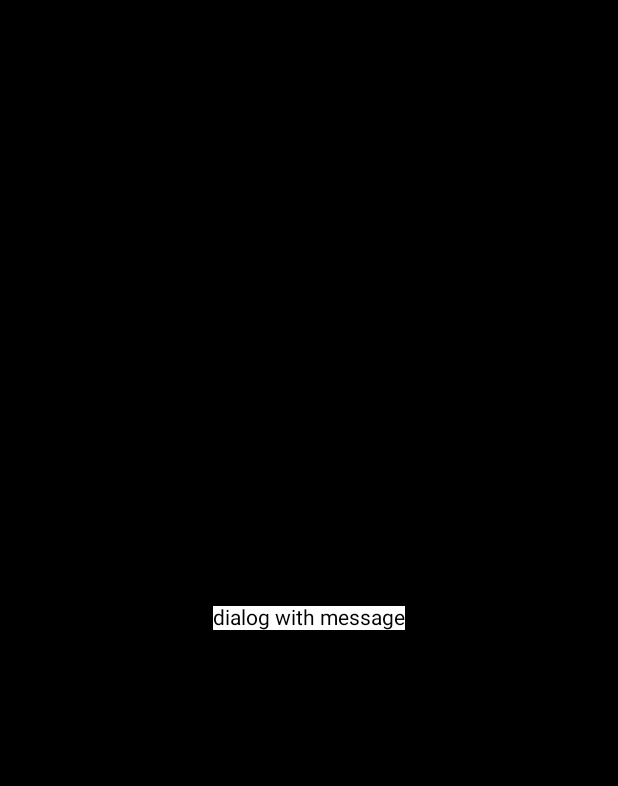
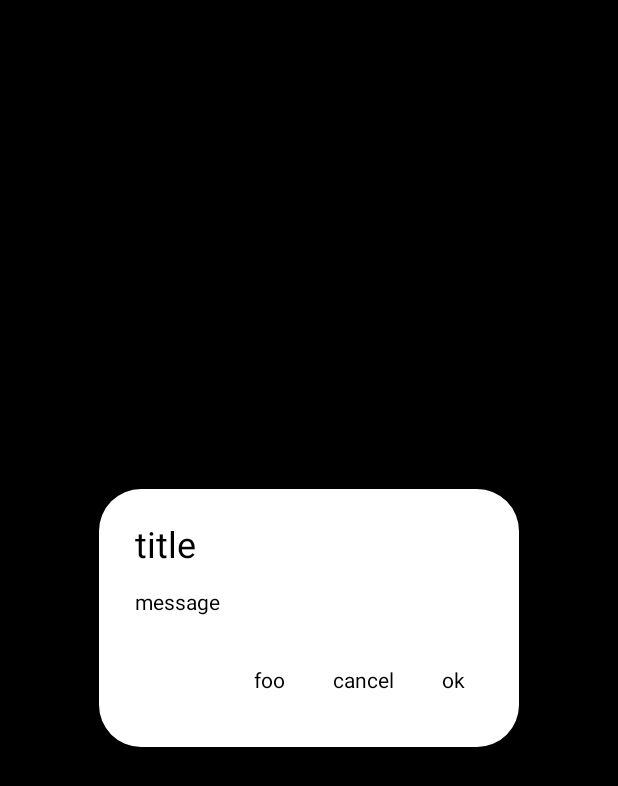
Before and after one commit to StanleyProjects/ComposeDialogs, an Android app built with Jetpack Compose: the MainActivity screen opened directly, with no data from a screen before it, after a tap on "open dialog", on a phone screen of 412 x 824 dp. Shown: the top 786 px of the screen. Run offline under Robolectric (Android 15) with nearby library versions, the phone set to English and light mode, and no system bars.

Commit message:
dialog style

```diff
--- a/app/src/main/kotlin/sp/sample/dialogs/MainActivity.kt
+++ b/app/src/main/kotlin/sp/sample/dialogs/MainActivity.kt
@@ -7,10 +7,13 @@ import androidx.compose.foundation.background
 import androidx.compose.foundation.clickable
 import androidx.compose.foundation.layout.Box
 import androidx.compose.foundation.layout.Column
+import androidx.compose.foundation.layout.defaultMinSize
 import androidx.compose.foundation.layout.fillMaxSize
 import androidx.compose.foundation.layout.fillMaxWidth
 import androidx.compose.foundation.layout.height
+import androidx.compose.foundation.layout.padding
 import androidx.compose.foundation.layout.wrapContentHeight
+import androidx.compose.foundation.shape.RoundedCornerShape
 import androidx.compose.foundation.text.BasicText
 import androidx.compose.runtime.getValue
 import androidx.compose.runtime.mutableStateOf
@@ -18,11 +21,13 @@ import androidx.compose.runtime.remember
 import androidx.compose.runtime.setValue
 import androidx.compose.ui.Alignment
 import androidx.compose.ui.Modifier
+import androidx.compose.ui.draw.clip
 import androidx.compose.ui.graphics.Color
 import androidx.compose.ui.platform.LocalContext
 import androidx.compose.ui.text.TextStyle
 import androidx.compose.ui.text.style.TextAlign
 import androidx.compose.ui.unit.dp
+import androidx.compose.ui.unit.sp
 import sp.ax.jc.dialogs.Dialog
 
 internal class MainActivity : AppCompatActivity() {
@@ -57,11 +62,60 @@ internal class MainActivity : AppCompatActivity() {
                     )
                     if (dialog) {
                         Dialog(
-                            modifier = Modifier.background(Color.White),
+                            modifier = Modifier
+                                .defaultMinSize(280.dp)
+                                .background(
+                                    color = Color.White,
+                                    shape = RoundedCornerShape(28.dp),
+                                )
+                                .padding(24.dp),
                             onDismissRequest = {
                                 dialog = false
                             },
-                            message = "dialog with message",
+                            title = Dialog.Text(
+                                modifier = Modifier
+                                    .padding(bottom = 16.dp),
+                                value = "title",
+                                style = TextStyle(fontSize = 24.sp),
+                            ),
+                            message = Dialog.Text(
+                                modifier = Modifier
+                                    .padding(bottom = 24.dp),
+                                value = "message",
+                                style = TextStyle(fontSize = 14.sp),
+                            ),
+                            buttons = listOf(
+                                Dialog.Text(
+                                    modifier = Modifier
+                                        .clip(RoundedCornerShape(20.dp))
+                                        .height(40.dp)
+                                        .clickable { dialog = false }
+                                        .padding(start = 12.dp, end = 12.dp)
+                                        .wrapContentHeight(),
+                                    value = "foo",
+                                    style = TextStyle(fontSize = 14.sp),
+                                ),
+                                Dialog.Text(
+                                    modifier = Modifier
+                                        .clip(RoundedCornerShape(20.dp))
+                                        .height(40.dp)
+                                        .clickable { dialog = false }
+                                        .padding(start = 12.dp, end = 12.dp)
+                                        .wrapContentHeight(),
+                                    value = "cancel",
+                                    style = TextStyle(fontSize = 14.sp),
+                                ),
+                                Dialog.Text(
+                                    modifier = Modifier
+                                        .clip(RoundedCornerShape(20.dp))
+                                        .height(40.dp)
+                                        .clickable { dialog = false }
+                                        .padding(start = 12.dp, end = 12.dp)
+                                        .wrapContentHeight(),
+                                    value = "ok",
+                                    style = TextStyle(fontSize = 14.sp),
+                                ),
+                            ),
                         )
                     }
                 }
--- a/lib/src/main/kotlin/sp/ax/jc/dialogs/Dialog.kt
+++ b/lib/src/main/kotlin/sp/ax/jc/dialogs/Dialog.kt
@@ -1,20 +1,70 @@
 package sp.ax.jc.dialogs
 
-import androidx.compose.foundation.layout.Box
+import androidx.compose.foundation.layout.Column
+import androidx.compose.foundation.layout.Row
+import androidx.compose.foundation.layout.Spacer
+import androidx.compose.foundation.layout.width
 import androidx.compose.foundation.text.BasicText
 import androidx.compose.runtime.Composable
+import androidx.compose.ui.Alignment
 import androidx.compose.ui.Modifier
+import androidx.compose.ui.text.TextStyle
+import androidx.compose.ui.unit.dp
 import androidx.compose.ui.window.Dialog
+import androidx.compose.ui.window.DialogProperties
+
+object Dialog {
+    data class Text(
+        val modifier: Modifier,
+        val value: String,
+        val style: TextStyle,
+    )
+}
 
 @Composable
 fun Dialog(
     modifier: Modifier,
     onDismissRequest: () -> Unit,
-    message: String,
+    properties: DialogProperties = DialogProperties(),
+    title: Dialog.Text,
+    message: Dialog.Text,
+    buttons: List<Dialog.Text>,
 ) {
-    Dialog(onDismissRequest = onDismissRequest) {
-        Box(modifier) {
-            BasicText(text = message)
+    Dialog(
+        onDismissRequest = onDismissRequest,
+        properties = properties,
+    ) {
+        Column(modifier = modifier) {
+            check(title.value.isNotEmpty())
+            BasicText(
+                modifier = title.modifier,
+                text = title.value,
+                style = title.style,
+            )
+            check(message.value.isNotEmpty())
+            BasicText(
+                modifier = message.modifier,
+                text = message.value,
+                style = message.style,
+            )
+            Row(modifier = Modifier.align(Alignment.End)) {
+                checkNotNull(buttons.firstOrNull()).also { text ->
+                    BasicText(
+                        modifier = text.modifier,
+                        text = text.value,
+                        style = text.style,
+                    )
+                }
+                for (i in 1 until buttons.size) {
+                    Spacer(modifier = Modifier.width(8.dp))
+                    val text = buttons[i]
+                    BasicText(
+                        modifier = text.modifier,
+                        text = text.value,
+                        style = text.style,
+                    )
+                }
+            }
         }
     }
 }
```
